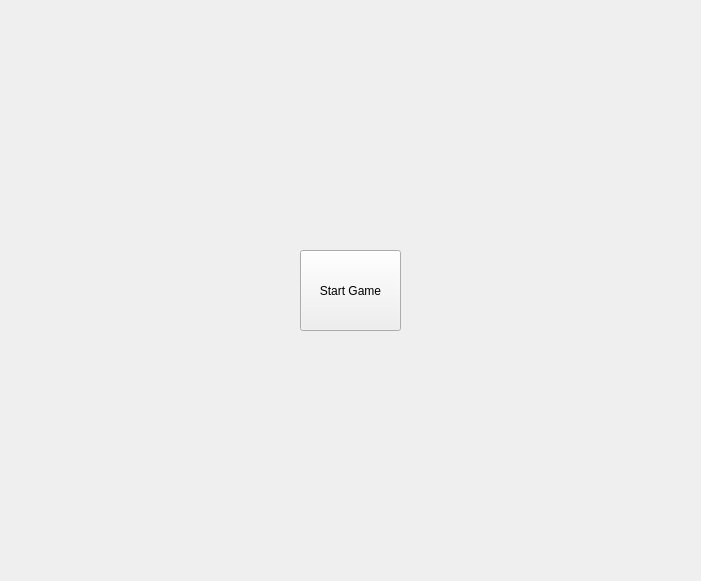
Qt form startscreen.ui (silversax08/TanksGame) before a commit.
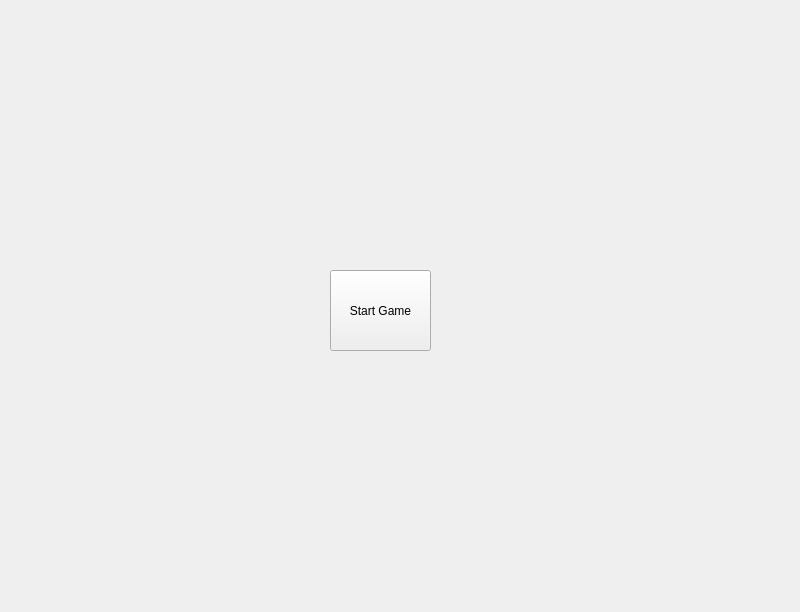
The same form after that commit.

```diff
--- a/startscreen.ui
+++ b/startscreen.ui
@@ -2,14 +2,22 @@
 <ui version="4.0">
  <class>StartScreen</class>
  <widget class="QWidget" name="StartScreen">
+  <property name="geometry">
+   <rect>
+    <x>0</x>
+    <y>0</y>
+    <width>800</width>
+    <height>612</height>
+   </rect>
+  </property>
   <property name="windowTitle">
    <string>Form</string>
   </property>
   <widget class="QPushButton" name="StartButton">
    <property name="geometry">
     <rect>
-     <x>300</x>
-     <y>250</y>
+     <x>330</x>
+     <y>270</y>
      <width>101</width>
      <height>81</height>
     </rect>
```
